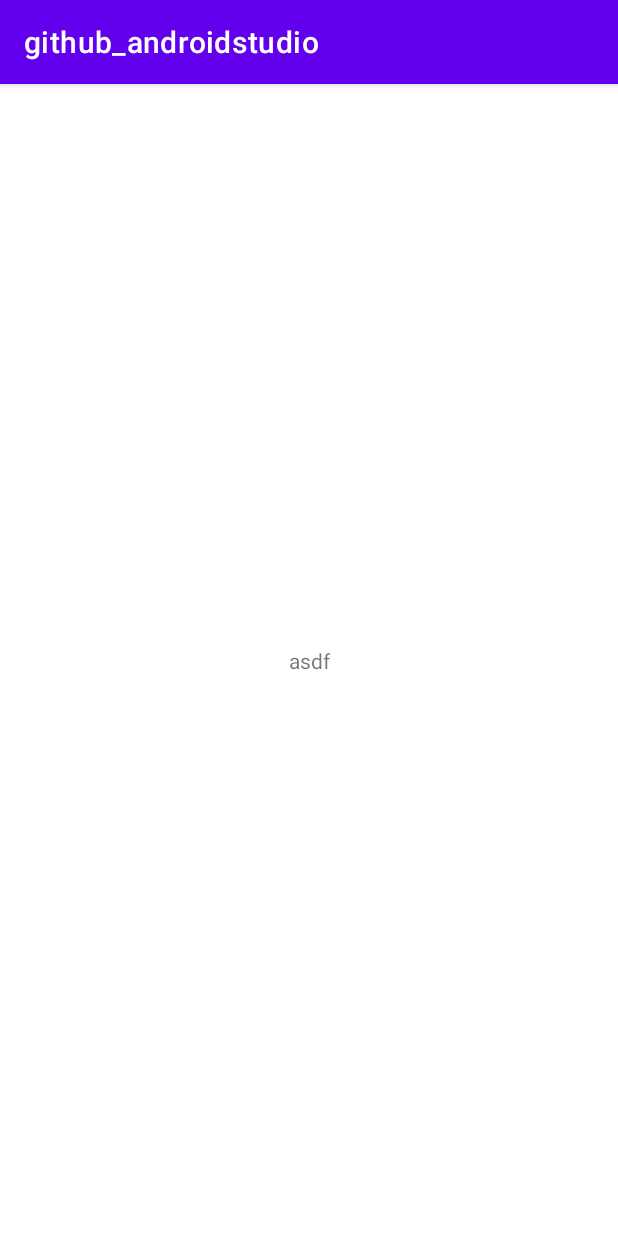
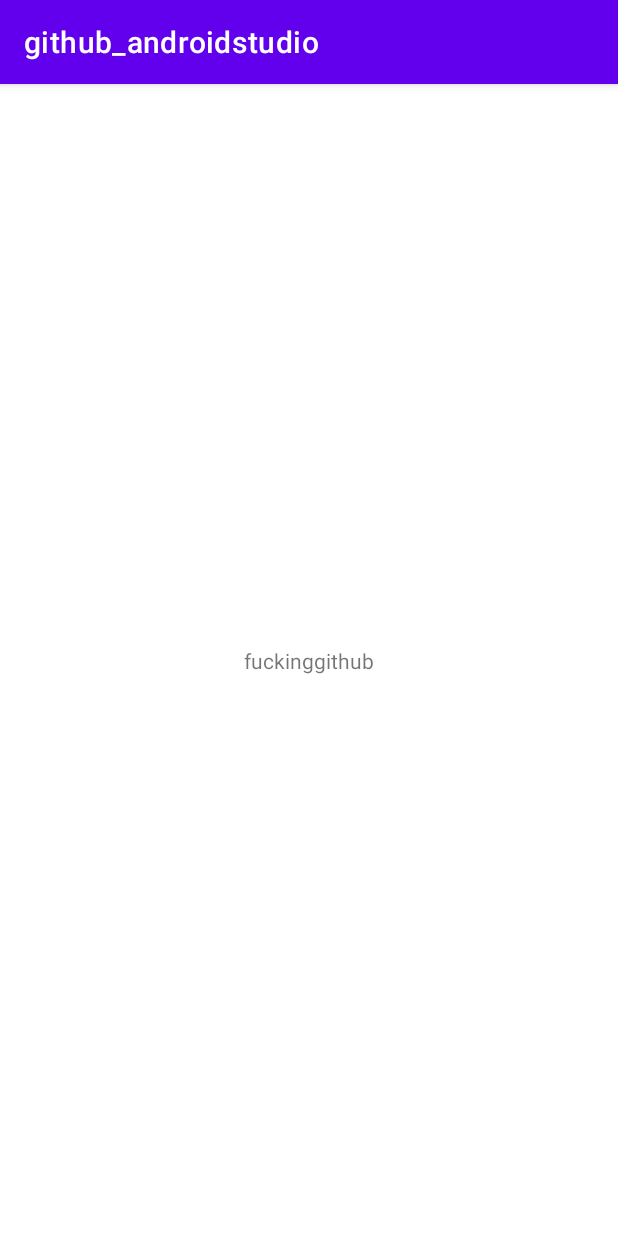
Before and after one commit to aksnd/github_androidstudio, an Android app: the screen it shows after launch (MainActivity), on a phone screen of 412 x 824 dp. Run offline under Robolectric (Android 15) with nearby library versions, the phone set to English and light mode, and no system bars.

Commit message:
please github do it!

```diff
--- a/app/src/main/res/layout/activity_main.xml
+++ b/app/src/main/res/layout/activity_main.xml
@@ -9,7 +9,7 @@
     <TextView
         android:layout_width="wrap_content"
         android:layout_height="wrap_content"
-        android:text="asdf"
+        android:text="fuckinggithub"
         app:layout_constraintBottom_toBottomOf="parent"
         app:layout_constraintLeft_toLeftOf="parent"
         app:layout_constraintRight_toRightOf="parent"
```
